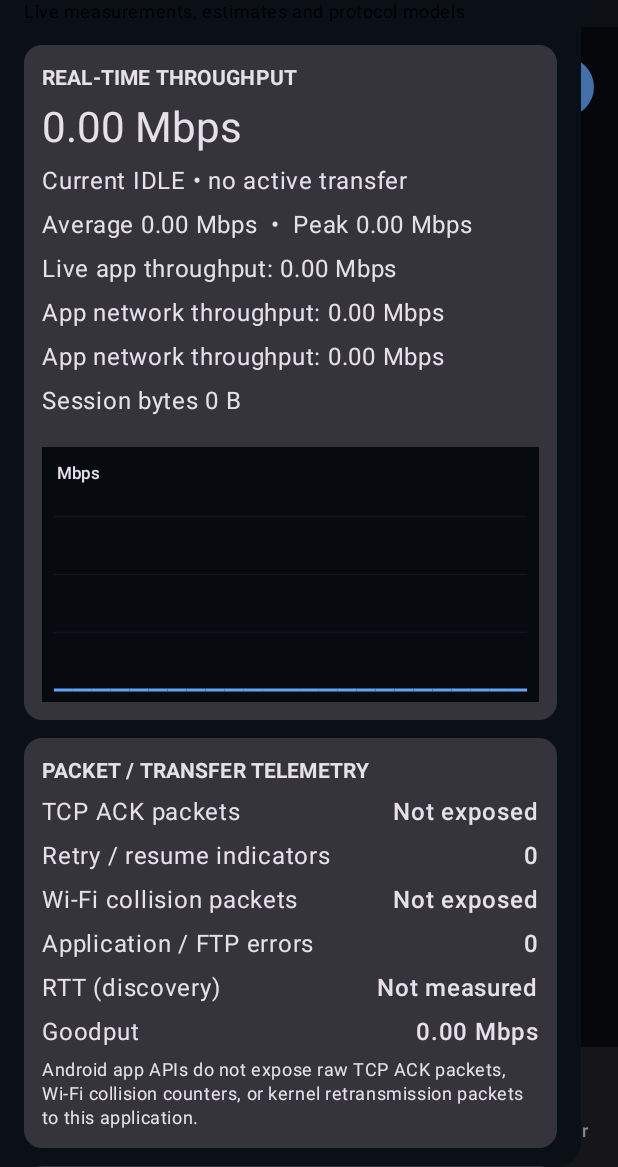
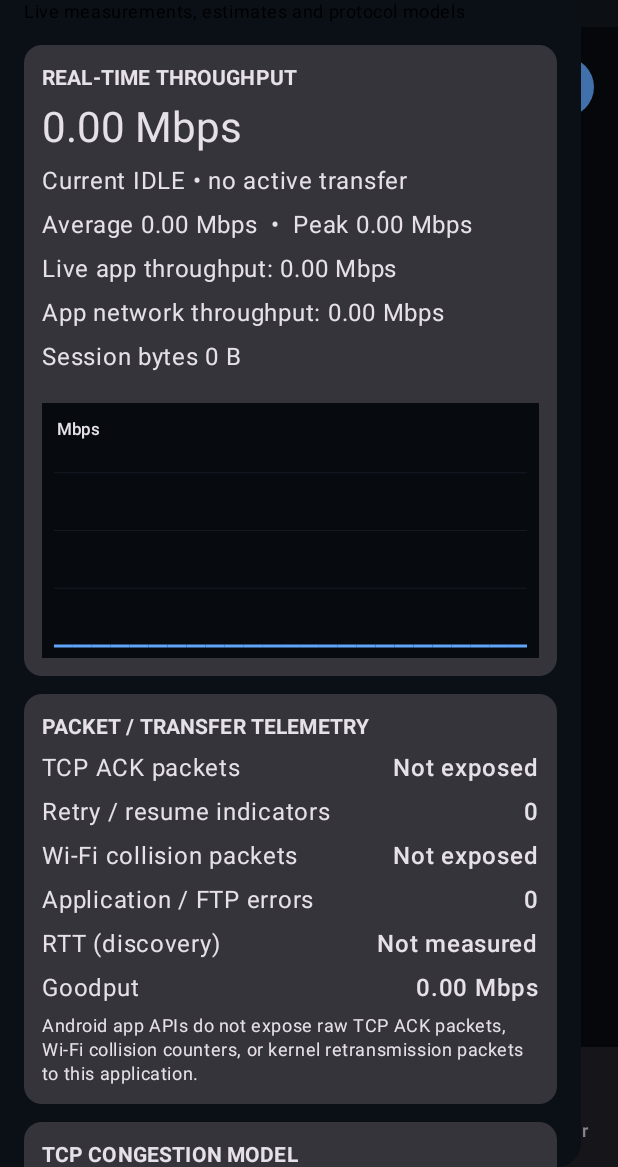
Before and after one commit to rumiamit1320/NetFTPLab, an Android app built with Jetpack Compose: the screen it shows after launch (MainActivity), after a tap on "Advanced network monitor", on a phone screen of 412 x 824 dp, the part 69-1236 px from its top. Run offline under Robolectric (Android 15) with nearby library versions, the phone set to English and light mode, and no system bars.

Commit message:
Fix real-time throughput metric

```diff
--- a/app/src/main/java/com/netftplab/AdvancedNetworkMonitor.kt
+++ b/app/src/main/java/com/netftplab/AdvancedNetworkMonitor.kt
@@ -108,7 +108,6 @@ fun AdvancedNetworkDrawer(
                 Text("Live app throughput: ${formatMbps(currentMbps)} Mbps")
                 Text("App network throughput: ${formatMbps(appNetworkMbps)} Mbps")
 
-                Text("App network throughput: ${formatMbps(appNetworkMbps)} Mbps")
                 Text("Session bytes ${formatBytes(session.bytes)}")
                 Spacer(Modifier.height(8.dp)); ThroughputGraph(samples)
             }
--- a/app/src/main/java/com/netftplab/MainActivity.kt
+++ b/app/src/main/java/com/netftplab/MainActivity.kt
@@ -584,6 +584,7 @@ class MainActivity : ComponentActivity() {
         ).orEmpty()
         serverFiles.addAll(files)
     }
+
 
 
 
```
